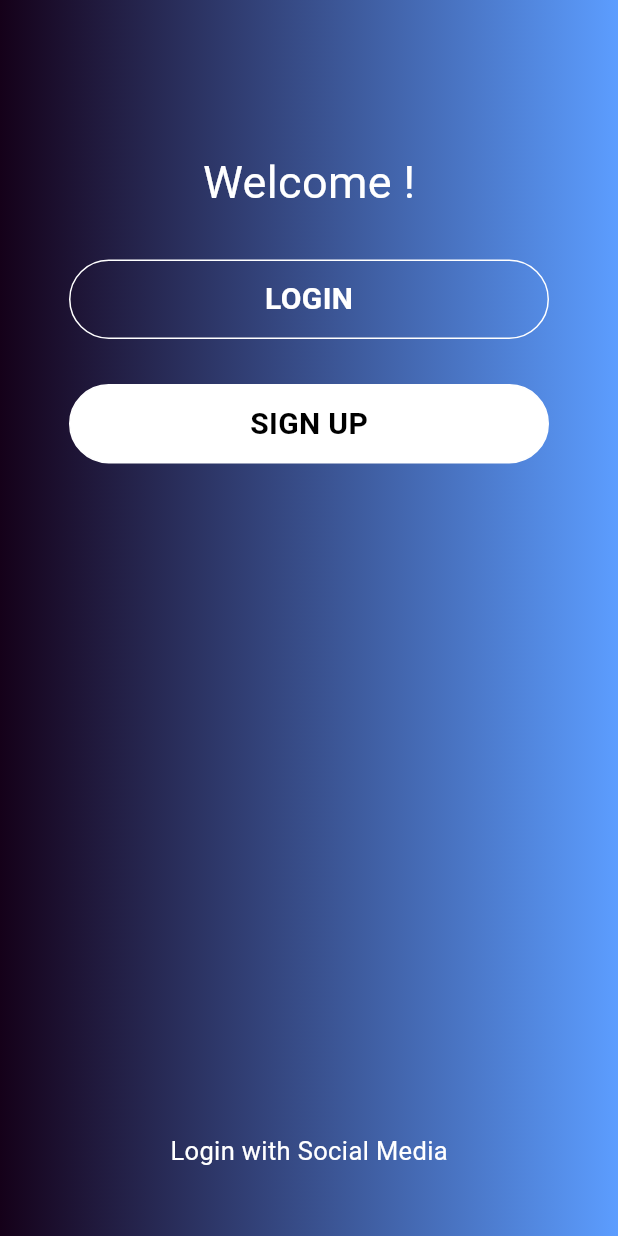
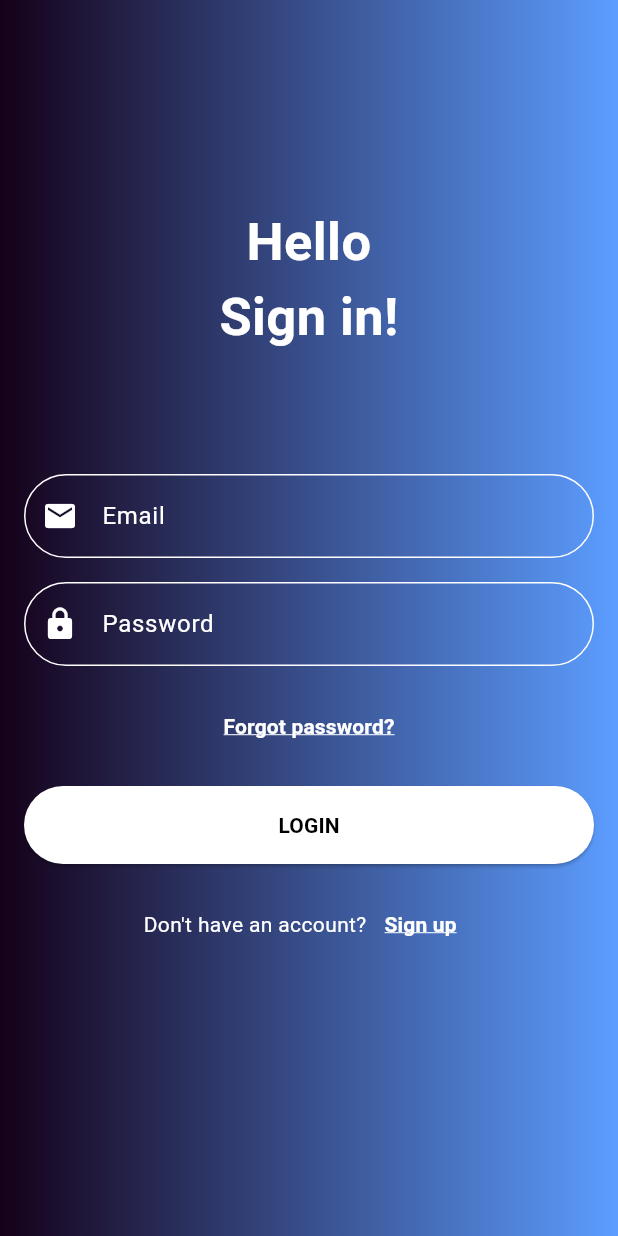
Before and after one commit to thevinu2005/Bloom-Care-AI-Companion, a Flutter app: the screen it shows after launch, on a phone screen of 412 x 824 dp. Run offline on Flutter 3.47's test engine with Material 3 defaults, Android fonts, the phone set to English and light mode, and no system bars.

Commit message:
Create login page.

```diff
--- a/bloom_care/lib/main.dart
+++ b/bloom_care/lib/main.dart
@@ -1,12 +1,15 @@
 import 'package:flutter/material.dart';
-import 'package:bloom_care/screens/auth/welcomepage.dart';
-
+import 'package:bloom_care/screens/auth/login_screen.dart';
+// import 'package:bloom_care/screens/auth/welcomepage.dart';
+// import 'package:bloom_care/screens/auth/signup_page.dart';
 
 void main() {
-  runApp(MyApp());
+  runApp(const MyApp());
 }
 
 class MyApp extends StatelessWidget {
+  const MyApp({Key? key}) : super(key: key);
+
   @override
   Widget build(BuildContext context) {
     return MaterialApp(
@@ -14,7 +17,12 @@ class MyApp extends StatelessWidget {
       theme: ThemeData(
         primarySwatch: Colors.blue,
       ),
-      home: welcomepage(),
+      initialRoute: '/',
+      routes: {
+        '/': (context) => const SignInScreen(),
+        // '/forgot-password': (context) => ForgotPasswordScreen(),
+        // '/signup': (context) => const SignupPage(),
+      },
     );
   }
 }
--- a/bloom_care/lib/screens/auth/login_screen.dart
+++ b/bloom_care/lib/screens/auth/login_screen.dart
@@ -0,0 +1,178 @@
+import 'package:flutter/material.dart';
+
+class SignInScreen extends StatefulWidget {
+  const SignInScreen({Key? key}) : super(key: key);
+
+  @override
+  SignInScreenState createState() => SignInScreenState();
+}
+
+class SignInScreenState extends State<SignInScreen> {
+  final _formKey = GlobalKey<FormState>();
+  String _email = '';
+  String _password = '';
+
+  @override
+  Widget build(BuildContext context) {
+    return Scaffold(
+      body: Container(
+        height: double.infinity,
+        width: double.infinity,
+        decoration: const BoxDecoration(
+          gradient: LinearGradient(
+            colors: [
+              Color.fromARGB(255, 21, 1, 25),
+              Color.fromARGB(255, 92, 157, 255),
+            ],
+          ),
+        ),
+        child: SafeArea(
+          child: SingleChildScrollView(
+            child: Padding(
+              padding: const EdgeInsets.all(16.0),
+              child: Form(
+                key: _formKey,
+                child: Column(
+                  mainAxisAlignment: MainAxisAlignment.center,
+                  crossAxisAlignment: CrossAxisAlignment.stretch,
+                  children: [
+                    const SizedBox(height: 120),
+                    const Text(
+                      'Hello\nSign in!',
+                      style: TextStyle(
+                        fontSize: 35,
+                        fontWeight: FontWeight.bold,
+                        color: Colors.white,
+                      ),
+                      textAlign: TextAlign.center,
+                    ),
+                    const SizedBox(height: 80),
+                    TextFormField(
+                      decoration: InputDecoration(
+                        labelText: 'Email',
+                        prefixIcon: const Icon(Icons.email, color: Colors.white),
+                        border: OutlineInputBorder(
+                          borderRadius: BorderRadius.circular(30),
+                          borderSide: const BorderSide(color: Colors.white),
+                        ),
+                        enabledBorder: OutlineInputBorder(
+                          borderRadius: BorderRadius.circular(30),
+                          borderSide: const BorderSide(color: Colors.white),
+                        ),
+                        labelStyle: const TextStyle(color: Colors.white),
+                      ),
+                      style: const TextStyle(color: Colors.white),
+                      keyboardType: TextInputType.emailAddress,
+                      validator: (value) {
+                        if (value == null || value.isEmpty) {
+                          return 'Please enter your email';
+                        }
+                        return null;
+                      },
+                      onSaved: (value) => _email = value!,
+                    ),
+                    const SizedBox(height: 16),
+                    TextFormField(
+                      decoration: InputDecoration(
+                        labelText: 'Password',
+                        prefixIcon: const Icon(Icons.lock, color: Colors.white),
+                        border: OutlineInputBorder(
+                          borderRadius: BorderRadius.circular(30),
+                          borderSide: const BorderSide(color: Colors.white),
+                        ),
+                        enabledBorder: OutlineInputBorder(
+                          borderRadius: BorderRadius.circular(30),
+                          borderSide: const BorderSide(color: Colors.white),
+                        ),
+                        labelStyle: const TextStyle(color: Colors.white),
+                      ),
+                      style: const TextStyle(color: Colors.white),
+                      obscureText: true,
+                      validator: (value) {
+                        if (value == null || value.isEmpty) {
+                          return 'Please enter your password';
+                        }
+                        return null;
+                      },
+                      onSaved: (value) => _password = value!,
+                    ),
+                    const SizedBox(height: 16),
+                    Align(
+                      alignment: Alignment.center,
+                      child: TextButton(
+                        onPressed: () {
+                          Navigator.pushNamed(context, '/forgot-password');
+                        },
+                        child: const Text(
+                          'Forgot password?',
+                          style: TextStyle(
+                            color: Colors.white,
+                            fontWeight: FontWeight.bold,
+                            decoration: TextDecoration.underline,
+                            decorationColor: Colors.white,
+                          ),
+                        ),
+                      ),
+                    ),
+                    const SizedBox(height: 16),
+                    ElevatedButton(
+                      onPressed: _submitForm,
+                      child: const Text(
+                        'LOGIN',
+                        style: TextStyle(fontWeight: FontWeight.bold),
+                      ),
+                      style: ElevatedButton.styleFrom(
+                        foregroundColor: Colors.black,
+                        backgroundColor: Colors.white,
+                        padding: const EdgeInsets.symmetric(vertical: 16),
+                        shape: RoundedRectangleBorder(
+                          borderRadius: BorderRadius.circular(30),
+                        ),
+                      ),
+                    ),
+                    const SizedBox(height: 16),
+                    Row(
+                      mainAxisAlignment: MainAxisAlignment.center,
+                      children: [
+                        const Text(
+                          "Don't have an account?",
+                          style: TextStyle(color: Colors.white),
+                        ),
+                        TextButton(
+                          onPressed: () {
+                            Navigator.pushNamed(context, '/signup');
+                          },
+                          child: const Text(
+                            'Sign up',
+                            style: TextStyle(
+                              color: Colors.white,
+                              fontWeight: FontWeight.bold,
+                              decoration: TextDecoration.underline,
+                              decorationColor: Colors.white,
+                            ),
+                          ),
+                        ),
+                      ],
+                    ),
+                  ],
+                ),
+              ),
+            ),
+          ),
+        ),
+      ),
+    );
+  }
+
+  void _submitForm() {
+    if (_formKey.currentState!.validate()) {
+      _formKey.currentState!.save();
+      // Show success message
+      ScaffoldMessenger.of(context).showSnackBar(
+        const SnackBar(content: Text('Login successful')),
+      );
+      // Navigate to home screen
+      Navigator.pushReplacementNamed(context, '/home');
+    }
+  }
+}
```
